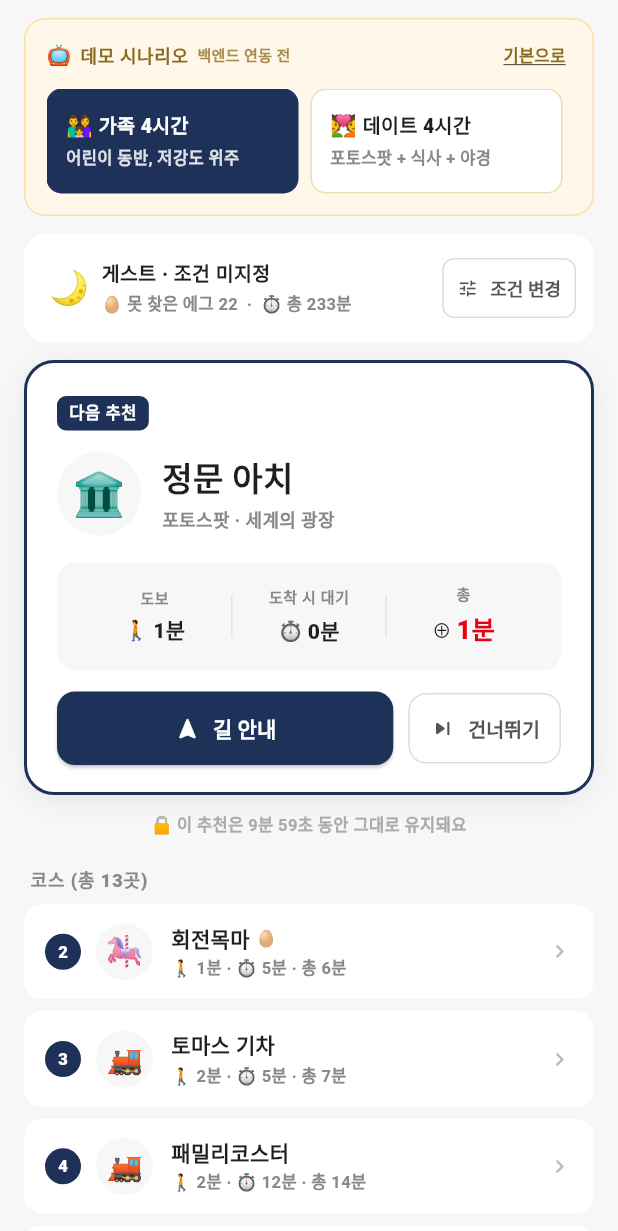
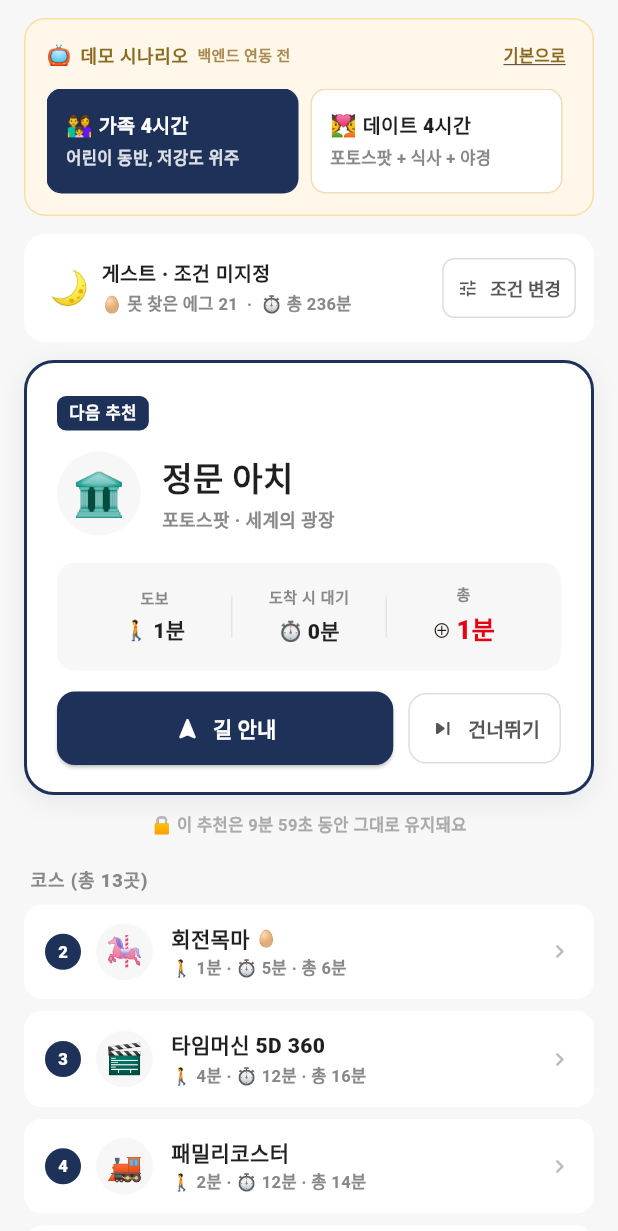
Before and after one commit to 202001381/retrace, a Flutter app: the MyLunaScreen screen opened directly, after a tap on "👨‍👩‍👧", on a phone screen of 412 x 824 dp. Shown: the top 1231 px of the screen. Run offline on Flutter 3.47's test engine with Material 3 defaults, Android fonts, the phone set to English and light mode, and no system bars; our stand-ins replace cloud_firestore, firebase_core, flutter_map, geolocator, latlong2, shared_preferences; accounts and stored records are empty; Roboto replaces fonts that are missing (Pretendard).

Commit message:
Drop attractions that aren't actually at Seoul Land
Audited DemoScenario picks against the official 서울랜드 roster
(seoulland.co.kr, namuwiki, diningcode) and removed six entries that
don't exist in the park:

- 자이로드롭 (Lotte World's signature, not Seoul Land — 샷드롭 stays)
- 대관람차 (Seoul Land has no Ferris wheel)
- 더블락스핀 (Everland attraction)
- 토마스 기차 (real ride is 또봇트레인; Thomas license unconfirmed)
- 루나 디저트 (fictional — '루나' is this app's brand)
- 루나 캐릭터 동상 (same fictional brand pollution)

Replacements in the seasonal chapter targets and demo scenarios pull
only from verified-real entries: cherry_blossom_path, santa_restaurant,
sky_x, shot_drop, world_flag_plaza, time_machine_5d, cafe_bene.

Remaining unverified-but-plausible IDs (e.g. magic_studio,
shooting_adventure, fantasy_castle, tom_n_toms, gyro_swing) carry
'// TODO: 공식 목록 대조 필요' markers for a later round of audit.

Egg total drops 22 → 21 (ferris_wheel had hasEasterEgg=true).

```diff
--- a/lib/models/attraction.dart
+++ b/lib/models/attraction.dart
@@ -102,17 +102,6 @@ const List<Attraction> kAttractions = [
     icon: '🎡', isOperating: true,
   ),
   Attraction(
-    id: 'ferris_wheel',
-    name: '대관람차',
-    category: '어트랙션',
-    zone: '세계의 광장',
-    lat: 37.4338, lng: 127.0186,
-    indoor: false, heightLimit: 0, thrillLevel: 1, waitMinutes: 10,
-    rating: 4.2, hasEasterEgg: true, chapter: 'spring',
-    description: '서울랜드 전경을 한눈에 볼 수 있는 대형 관람차.',
-    icon: '🎠', isOperating: true,
-  ),
-  Attraction(
     id: 'carousel',
     name: '회전목마',
     category: '어트랙션',
@@ -144,17 +133,6 @@ const List<Attraction> kAttractions = [
     rating: 4.2, hasEasterEgg: true, chapter: 'summer',
     description: '좌우로 크게 흔들리는 해적선 어트랙션.',
     icon: '⚓', isOperating: true,
-  ),
-  Attraction(
-    id: 'gyro_drop',
-    name: '자이로드롭',
-    category: '어트랙션',
-    zone: '미래의 나라',
-    lat: 37.4351, lng: 127.0204,
-    indoor: false, heightLimit: 140, thrillLevel: 5, waitMinutes: 35,
-    rating: 4.6, hasEasterEgg: false, chapter: 'autumn',
-    description: '높은 곳에서 자유낙하하는 스릴 어트랙션.',
-    icon: '⬇️', isOperating: true,
   ),
   Attraction(
     id: 'flying_carpet',
@@ -314,17 +292,6 @@ const List<Attraction> kAttractions = [
     icon: '🥨', isOperating: true,
   ),
   Attraction(
-    id: 'luna_dessert',
-    name: '루나 디저트',
-    category: '카페',
-    zone: '캐릭터 타운',
-    lat: 37.4332, lng: 127.0192,
-    indoor: true, heightLimit: 0, thrillLevel: 0, waitMinutes: 0,
-    rating: 4.4, hasEasterEgg: false, chapter: null,
-    description: '계절 한정 디저트 카페.',
-    icon: '🍰', isOperating: true,
-  ),
-  Attraction(
     id: 'ice_cream_stand',
     name: '아이스크림 매대',
     category: '카페',
@@ -370,17 +337,6 @@ const List<Attraction> kAttractions = [
     icon: '🌷', isOperating: true,
   ),
   Attraction(
-    id: 'character_statue',
-    name: '루나 캐릭터 동상',
-    category: '포토스팟',
-    zone: '캐릭터 타운',
-    lat: 37.4334, lng: 127.0184,
-    indoor: false, heightLimit: 0, thrillLevel: 0, waitMinutes: 0,
-    rating: 4.3, hasEasterEgg: false, chapter: null,
-    description: '서울랜드 마스코트와 인증샷.',
-    icon: '🗿', isOperating: true,
-  ),
-  Attraction(
     id: 'lake_bridge',
     name: '호숫가 다리',
     category: '포토스팟',
@@ -403,17 +359,6 @@ const List<Attraction> kAttractions = [
     icon: '🌃', isOperating: true,
   ),
   // ─── 추가 어트랙션 (13) ─────────────────────────────────
-  Attraction(
-    id: 'double_rockspin',
-    name: '더블락스핀',
-    category: '어트랙션',
-    zone: '모험의 나라',
-    lat: 37.4341, lng: 127.0212,
-    indoor: false, heightLimit: 130, thrillLevel: 5, waitMinutes: 28,
-    rating: 4.4, hasEasterEgg: false, chapter: 'autumn',
-    description: '좌우·전후로 동시에 회전하는 스피닝 코스터.',
-    icon: '🌀', isOperating: true,
-  ),
   Attraction(
     id: 'shot_drop',
     name: '샷드롭',
@@ -512,17 +457,6 @@ const List<Attraction> kAttractions = [
     rating: 3.9, hasEasterEgg: false, chapter: 'spring',
     description: '하늘을 빙글빙글 도는 비행기.',
     icon: '✈️', isOperating: true,
-  ),
-  Attraction(
-    id: 'thomas_train',
-    name: '토마스 기차',
-    category: '어트랙션',
-    zone: '캐릭터 타운',
-    lat: 37.4325, lng: 127.0186,
-    indoor: false, heightLimit: 0, thrillLevel: 1, waitMinutes: 5,
-    rating: 4.0, hasEasterEgg: false, chapter: 'spring',
-    description: '캐릭터 타운을 한 바퀴 도는 기차.',
-    icon: '🚂', isOperating: true,
   ),
   Attraction(
     id: 'monorail',
@@ -927,8 +861,8 @@ const List<Attraction> kAttractions = [
 
 /// 챕터별 대상 어트랙션 ID. 챕터 내 이스터에그 어트랙션 전부 발견 → 챕터 완료.
 const Map<String, List<String>> kChapterTargets = {
-  'spring': ['ferris_wheel', 'carousel', 'bumper_car', 'flying_carpet', 'viking'],
-  'summer': ['flume_ride', 'gyro_drop', 'viking', 'bumper_car', 'flying_carpet'],
-  'autumn': ['galaxy_888', 'blackhole_2000', 'gyro_swing', 'gyro_drop', 'viking'],
-  'winter': ['carousel', 'ferris_wheel', 'bumper_car', 'blackhole_2000', 'flying_carpet'],
+  'spring': ['cherry_blossom_path', 'carousel', 'bumper_car', 'flying_carpet', 'viking'],
+  'summer': ['flume_ride', 'sky_x', 'viking', 'bumper_car', 'flying_carpet'],
+  'autumn': ['galaxy_888', 'blackhole_2000', 'gyro_swing', 'shot_drop', 'viking'],
+  'winter': ['carousel', 'santa_restaurant', 'bumper_car', 'blackhole_2000', 'flying_carpet'],
 };
--- a/lib/models/demo_scenario.dart
+++ b/lib/models/demo_scenario.dart
@@ -15,13 +15,13 @@ enum DemoScenario {
     stopIds: [
       'main_gate_arch',
       'carousel',
-      'thomas_train',
-      'family_coaster',
-      'mini_airplane',
+      'time_machine_5d',         // 가족형 indoor 어트랙션 (실재)
+      'family_coaster',          // TODO: 공식 목록 대조 필요
+      'mini_airplane',           // TODO: 공식 "깜부비행기" 와 동일 여부 확인
       'korean_kitchen',          // 점심
       'mini_viking',
-      'magic_studio',
-      'shooting_adventure',
+      'magic_studio',            // TODO: 공식 목록 대조 필요
+      'shooting_adventure',      // TODO: 공식 목록 대조 필요
       'flower_garden',
       'spinning_cup',
       'cafe_bene',               // 휴식
@@ -37,14 +37,14 @@ enum DemoScenario {
       'seoulland_sign',
       'carousel',
       'flume_ride',
-      'lake_bridge',
-      'cpk_restaurant',          // 점심
+      'lake_bridge',             // TODO: 공식 목록 대조 필요
+      'santa_restaurant',        // 점심 — 365 크리스마스 타운 (실재)
       'rose_garden',
-      'ferris_wheel',
-      'tunnel_of_lights',
-      'luna_dessert',            // 디저트
-      'fantasy_castle',
-      'night_view_deck',
+      'world_flag_plaza',        // 세계의 광장 (실재)
+      'tunnel_of_lights',        // TODO: 공식 목록 대조 필요 (계절 가능)
+      'cafe_bene',               // 디저트 — 실재 카페
+      'fantasy_castle',          // TODO: 공식 목록 대조 필요
+      'night_view_deck',         // TODO: 공식 목록 대조 필요
       'fountain_plaza',
     ],
   ),
@@ -57,17 +57,15 @@ enum DemoScenario {
       'main_gate_arch',
       'blackhole_2000',
       'galaxy_888',
-      'gyro_drop',
       'viking',
       'sky_x',
       'lava_twister',
       'galbi_house',             // 점심
-      'double_rockspin',
       'shot_drop',
       'x_flyer',
-      'gyro_swing',
-      'tom_n_toms',              // 카페
-      'night_view_deck',
+      'gyro_swing',              // TODO: 공식 "알포스윙" 과 동일 여부 확인
+      'tom_n_toms',              // TODO: 공식 목록 대조 필요
+      'night_view_deck',         // TODO: 공식 목록 대조 필요
     ],
   );
 
--- a/lib/screens/archive_screen.dart
+++ b/lib/screens/archive_screen.dart
@@ -33,10 +33,10 @@ class _ArchiveScreenState extends State<ArchiveScreen> {
   };
 
   final Map<_Season, List<String>> _chapterTargets = {
-    _Season.spring: ['ferris_wheel', 'carousel', 'bumper_car', 'flying_carpet', 'viking'],
-    _Season.summer: ['flume_ride', 'gyro_drop', 'viking', 'bumper_car', 'flying_carpet'],
-    _Season.autumn: ['galaxy_888', 'blackhole_2000', 'gyro_swing', 'gyro_drop', 'viking'],
-    _Season.winter: ['carousel', 'ferris_wheel', 'bumper_car', 'blackhole_2000', 'flying_carpet'],
+    _Season.spring: ['cherry_blossom_path', 'carousel', 'bumper_car', 'flying_carpet', 'viking'],
+    _Season.summer: ['flume_ride', 'sky_x', 'viking', 'bumper_car', 'flying_carpet'],
+    _Season.autumn: ['galaxy_888', 'blackhole_2000', 'gyro_swing', 'shot_drop', 'viking'],
+    _Season.winter: ['carousel', 'santa_restaurant', 'bumper_car', 'blackhole_2000', 'flying_carpet'],
   };
 
   final List<Map<String, dynamic>> _timelines = [
--- a/lib/screens/home_screen.dart
+++ b/lib/screens/home_screen.dart
@@ -66,7 +66,7 @@ class _HomeScreenState extends State<HomeScreen> {
   // 루나 프라이싱 입력값 (영속화 stub — 실제 함수 도입 전까지는 표시용).
   int? _lastVisitDaysAgo;
   int _missingEggCount = 0;
-  static const int _kTotalEggCount = 22; // kAttractions 중 hasEasterEgg=true 개수.
+  static const int _kTotalEggCount = 21; // kAttractions 중 hasEasterEgg=true 개수.
 
   // 루나 프라이싱 자동 팝업 쿨다운 24h.
   static const String _kPricingSeenAtKey = 'pricing_popup_last_seen_at';
--- a/lib/screens/mypage/mypage_screen.dart
+++ b/lib/screens/mypage/mypage_screen.dart
@@ -18,8 +18,8 @@ class MypageScreen extends StatefulWidget {
 }
 
 class _MypageScreenState extends State<MypageScreen> {
-  // kAttractions 중 hasEasterEgg=true 개수 (현재 22).
-  static const int _kTotalEggCount = 22;
+  // kAttractions 중 hasEasterEgg=true 개수 (현재 21).
+  static const int _kTotalEggCount = 21;
 
   SurveyAnswers? _survey;
   int _discoveredEggs = 0;
```
